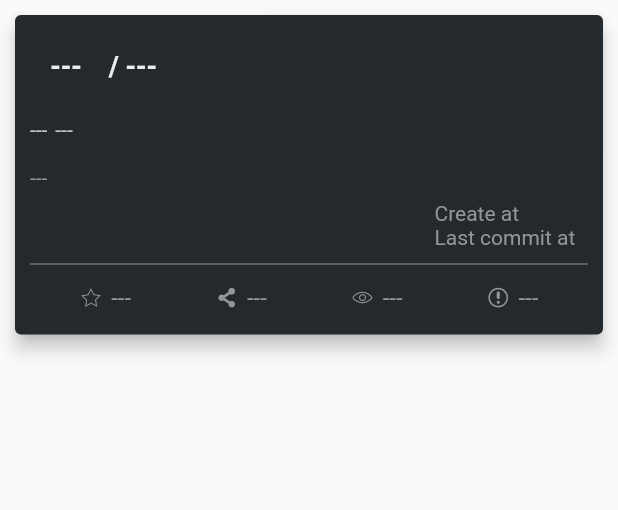
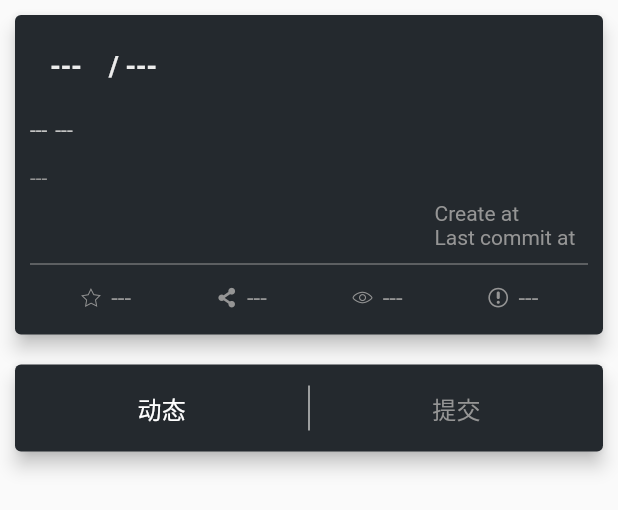
Before and after one commit to CarGuo/gsy_github_app_flutter, a Flutter app: the ReposDetailInfoPage widget shown alone on an empty page, opened directly with empty values, after a tap on "---", on a phone screen of 412 x 824 dp. Shown: the top 510 px of the screen. Run offline on Flutter 3.47's test engine with Material 2 defaults, Android fonts, the phone set to English and light mode, and no system bars; our stand-ins replace connectivity, dio, flutter_redux, fluttertoast, redux, shared_preferences; accounts and stored records are empty; generated files the repository leaves out were written again; network calls fail; statements that could not run were skipped; project files that could hold a hidden picture were left out.

Commit message:
add repos info select button

```diff
--- a/lib/common/style/GSYStyle.dart
+++ b/lib/common/style/GSYStyle.dart
@@ -221,6 +221,8 @@ class GSYStrings {
   static const String repos_tab_info = "动态";
   static const String repos_tab_file = "文件";
   static const String repos_tab_issue = "ISSUE";
+  static const String repos_tab_activity = "动态";
+  static const String repos_tab_commits = "提交";
   static const String repos_tab_issue_all = "所有";
   static const String repos_tab_issue_open = "打开";
   static const String repos_tab_issue_closed = "关闭";
--- a/lib/page/RepostoryDetailInfoPage.dart
+++ b/lib/page/RepostoryDetailInfoPage.dart
@@ -1,4 +1,3 @@
-
 import 'package:flutter/material.dart';
 import 'package:gsy_github_app_flutter/common/dao/ReposDao.dart';
 import 'package:gsy_github_app_flutter/common/utils/EventUtils.dart';
@@ -26,7 +25,6 @@ class ReposDetailInfoPage extends StatefulWidget {
 
 // ignore: mixin_inherits_from_not_object
 class _ReposDetailInfoPageState extends GSYListState<ReposDetailInfoPage> {
-
   final String userName;
 
   final String reposName;
@@ -37,7 +35,7 @@ class _ReposDetailInfoPageState extends GSYListState<ReposDetailInfoPage> {
 
   _renderEventItem(index) {
     if (index == 0) {
-      return new ReposHeaderItem(reposDetailInfoPageControl.reposHeaderViewModel);
+      return new ReposHeaderItem(reposDetailInfoPageControl.reposHeaderViewModel, (index) {});
     }
 
     EventViewModel eventViewModel = pullLoadWidgetControl.dataList[index - 1];
--- a/lib/widget/GSYSelectItemWidget.dart
+++ b/lib/widget/GSYSelectItemWidget.dart
@@ -45,12 +45,14 @@ class _GSYSelectItemWidgetState extends State<GSYSelectItemWidget> {
             textAlign: TextAlign.center,
           ),
           onPressed: () {
+            if (selectItemChanged != null) {
+              if (selectIndex != index) {
+                selectItemChanged(index);
+              }
+            }
             setState(() {
               selectIndex = index;
             });
-            if (selectItemChanged != null) {
-              selectItemChanged(index);
-            }
           }),
     );
   }
--- a/lib/widget/ReposHeaderItem.dart
+++ b/lib/widget/ReposHeaderItem.dart
@@ -3,6 +3,7 @@ import 'package:gsy_github_app_flutter/common/style/GSYStyle.dart';
 import 'package:gsy_github_app_flutter/common/utils/CommonUtils.dart';
 import 'package:gsy_github_app_flutter/widget/GSYCardItem.dart';
 import 'package:gsy_github_app_flutter/widget/GSYIConText.dart';
+import 'package:gsy_github_app_flutter/widget/GSYSelectItemWidget.dart';
 
 /**
  * 仓库详情信息头控件
@@ -10,9 +11,11 @@ import 'package:gsy_github_app_flutter/widget/GSYIConText.dart';
  * Date: 2018-07-18
  */
 class ReposHeaderItem extends StatelessWidget {
+  final SelectItemChanged selectItemChanged;
+
   final ReposHeaderViewModel reposHeaderViewModel;
 
-  ReposHeaderItem(this.reposHeaderViewModel) : super();
+  ReposHeaderItem(this.reposHeaderViewModel, this.selectItemChanged) : super();
 
   _getBottomItem(IconData icon, String text) {
     return new Expanded(
@@ -40,8 +43,9 @@ class ReposHeaderItem extends StatelessWidget {
 
     String infoText = createStr + ((reposHeaderViewModel.push_at != null) ? updateStr : '');
 
-    return new Container(
-      child: new GSYCardItem(
+    return new Column(
+      children: <Widget>[
+        new GSYCardItem(
             color: new Color(GSYColors.primaryValue),
             child: new Padding(
               padding: new EdgeInsets.only(left: 10.0, top: 10.0, right: 10.0, bottom: 10.0),
@@ -99,6 +103,11 @@ class ReposHeaderItem extends StatelessWidget {
                 ],
               ),
             )),
+        new GSYSelectItemWidget([
+          GSYStrings.repos_tab_activity,
+          GSYStrings.repos_tab_commits,
+        ], selectItemChanged)
+      ],
     );
   }
 }
```
Lines whose indentation alone changed are shown as unchanged.
